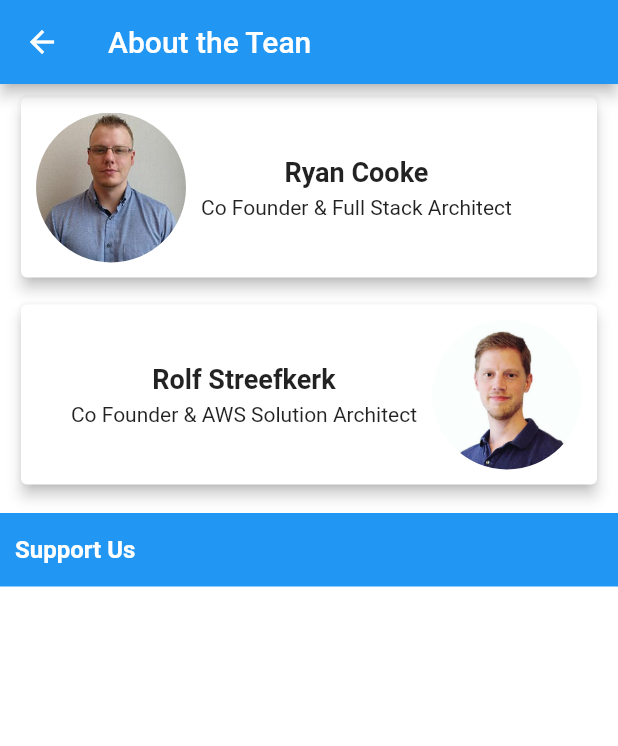
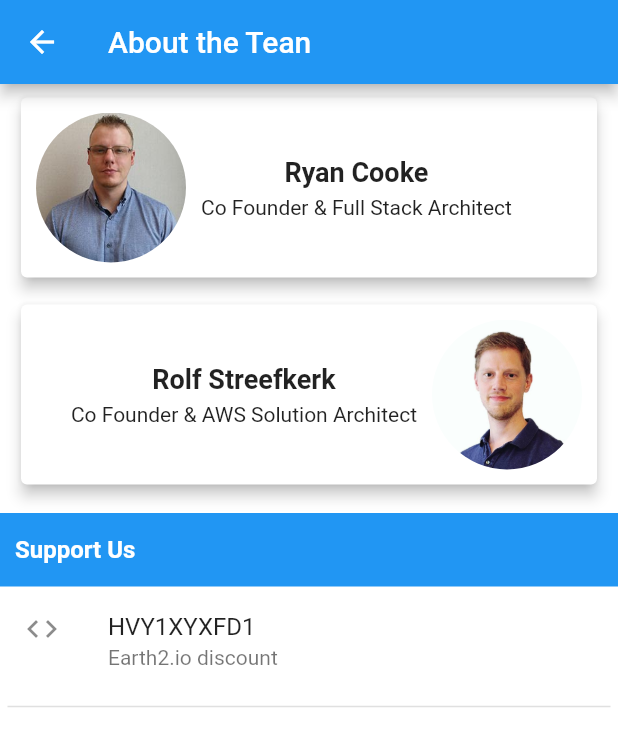
Before and after one commit to TheGuy686/my-e2, a Flutter app: the AboutTheTeamPage screen opened directly, on a phone screen of 412 x 824 dp. Shown: the top 746 px of the screen. Run offline on Flutter 3.47's test engine with Material 2 defaults, Android fonts, the light colour scheme and no system bars; our stand-ins replace flutter_settings_screens, flutter_svg, motion_tab_bar, shared_preferences, youtube_player_flutter; accounts and stored records are empty.

Commit message:
after getting the copy code to clip board working

```diff
--- a/lib/pages/dashboard/Dashbaord.dart
+++ b/lib/pages/dashboard/Dashbaord.dart
@@ -43,8 +43,6 @@ Future fetchProfile(AppState appState, updateProfile) async {
     if (response.statusCode == 200) {
       updateProfile(Profile.fromJson(jsonDecode(response.body)));
     } else {
-      // If the server did not return a 200 OK response,
-      // then throw an exception.
       inspect(jsonDecode(response.body));
       throw Exception('Failed to load album');
     }
@@ -78,8 +76,6 @@ Future fetchAnnouncements(AppState appState, updateAnnons) async {
     if (response.statusCode == 200) {
       updateAnnons(Announcements.fromJson(jsonDecode(response.body)));
     } else {
-      // If the server did not return a 200 OK response,
-      // then throw an exception.
       inspect(response.body.toString());
       throw Exception('Failed to load album');
     }
--- a/lib/pages/settings/AboutTheTeam.dart
+++ b/lib/pages/settings/AboutTheTeam.dart
@@ -2,9 +2,8 @@ import 'dart:io';
 
 import 'package:flutter/cupertino.dart';
 import 'package:flutter/material.dart';
-import 'package:my_e2/pages/models/AppState.dart';
 
-import 'package:flutter_settings_screens/flutter_settings_screens.dart';
+import 'package:flutter/services.dart';
 
 class AboutTheTeamPage extends StatefulWidget {
   @override
@@ -143,6 +142,38 @@ class _AboutTheTeamPageState extends State<AboutTheTeamPage> {
               ),
             ),
           ),
+          SliverToBoxAdapter(
+            child: Expanded(
+              flex: 10,
+              child: InkWell(
+                child: Column(
+                  children: [
+                    ListTile(
+                      leading: Icon(Icons.code),
+                      title: Text('HVY1XYXFD1'),
+                      subtitle: Text(
+                        'Earth2.io discount',
+                      ),
+                    ),
+                    Divider(
+                      thickness: 1,
+                      indent: 5,
+                      endIndent: 5,
+                    )
+                  ],
+                ),
+                onTap: () {
+                  print('HELLo');
+                  Clipboard.setData(
+                    ClipboardData(text: 'HVY1XYXFD1'),
+                  );
+
+                  ScaffoldMessenger.of(context).showSnackBar(const SnackBar(
+                      content: Text('Copied "HVY1XYXFD1" to clipboard')));
+                },
+              ),
+            ),
+          ),
         ],
       ),
     );
```
